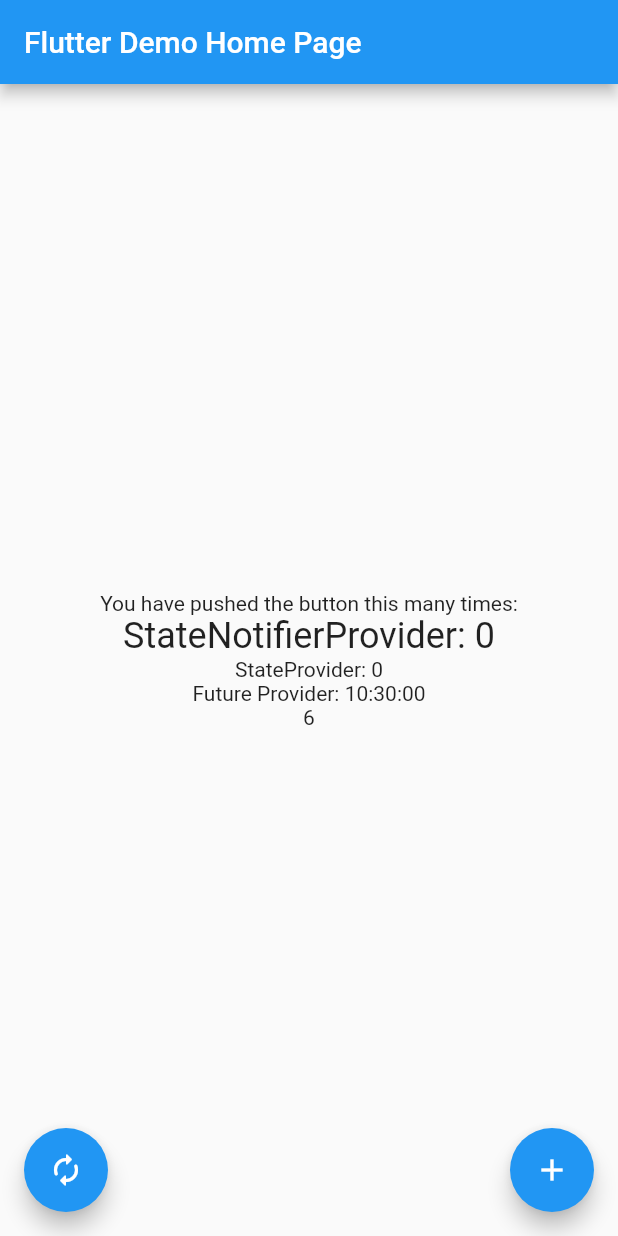
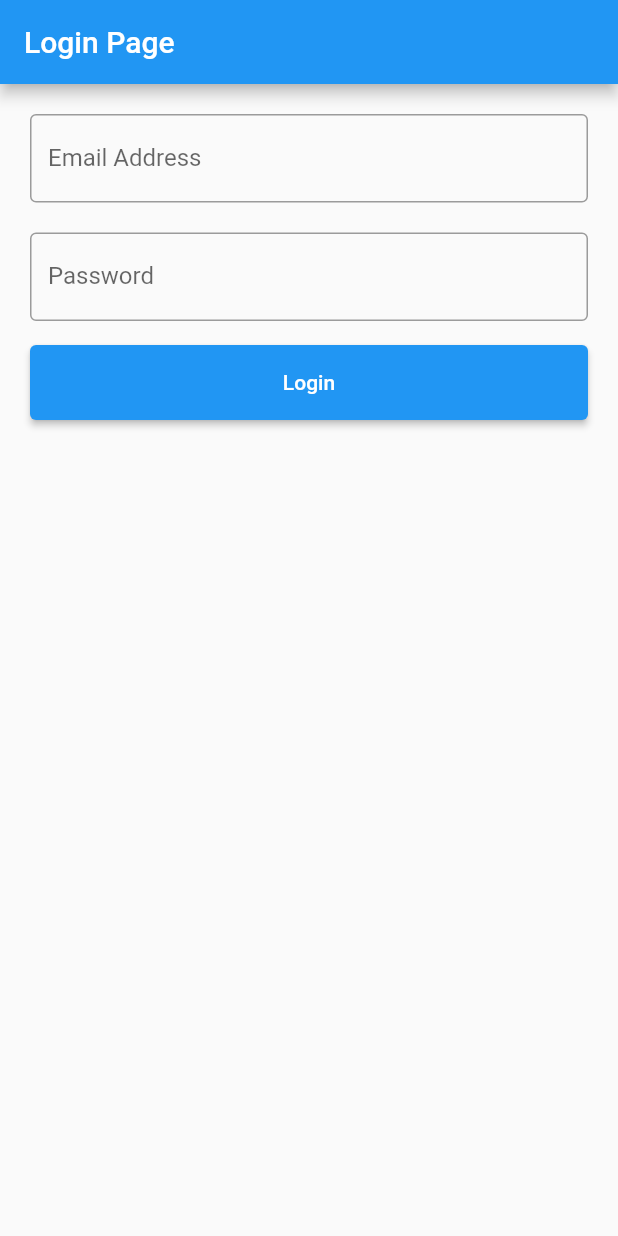
Before and after one commit to FTHaiLT/RiverpodExample, a Flutter app: the screen it shows after launch, on a phone screen of 412 x 824 dp. Run offline on Flutter 3.47's test engine with Material 2 defaults, Android fonts, the phone set to English and light mode, and no system bars; our stand-ins replace flutter_riverpod, go_router.

Commit message:
add demo login

```diff
--- /dev/null
+++ b/lib/auth_provider.dart
@@ -0,0 +1,8 @@
+import 'package:demo_riverpod/auth_viewmodel.dart';
+import 'package:demo_riverpod/login_state.dart';
+import 'package:flutter_riverpod/flutter_riverpod.dart';
+
+final loginViewModelProvider =
+    StateNotifierProvider<LoginViewModel, LoginState>((ref) {
+  return LoginViewModel(ref);
+});
--- /dev/null
+++ b/lib/auth_repo.dart
@@ -0,0 +1,16 @@
+import 'package:demo_riverpod/auth_service.dart';
+import 'package:flutter_riverpod/flutter_riverpod.dart';
+
+class AuthRepository {
+  final AuthService _authService;
+
+  AuthRepository(this._authService);
+
+  Future<String> login(String email, String password) async {
+    return _authService.login(email, password);
+  }
+}
+
+final authRepositoryProvider = Provider<AuthRepository>((ref) {
+  return AuthRepository(ref.read(authServiceProvider));
+});
--- /dev/null
+++ b/lib/auth_service.dart
@@ -0,0 +1,15 @@
+import 'package:flutter_riverpod/flutter_riverpod.dart';
+
+class AuthService {
+  Future<String> login(String email, String password) async {
+    return Future.delayed(const Duration(milliseconds: 3000)).then((value) {
+      if (email.isNotEmpty && password.isNotEmpty) {
+        return 'authToken';
+      } else {
+        throw Exception('Error');
+      }
+    });
+  }
+}
+
+final authServiceProvider = Provider<AuthService>((ref) => AuthService());
--- a/lib/home_page.dart
+++ b/lib/home_page.dart
@@ -91,6 +91,7 @@ class MyHomePage extends ConsumerWidget {
           Align(
             alignment: Alignment.bottomRight,
             child: FloatingActionButton(
+              heroTag: 1,
               onPressed: () => counter.increment(),
               tooltip: 'Increment',
               child: const Icon(Icons.add),
@@ -101,6 +102,7 @@ class MyHomePage extends ConsumerWidget {
             child: Container(
               margin: const EdgeInsets.only(left: 32),
               child: FloatingActionButton(
+                heroTag: 2,
                 onPressed: () => _resetCounter(ref),
                 tooltip: 'Reset',
                 child: const Icon(Icons.autorenew_rounded),
--- /dev/null
+++ b/lib/login_page.dart
@@ -0,0 +1,113 @@
+import 'package:demo_riverpod/auth_provider.dart';
+import 'package:demo_riverpod/home_page.dart';
+import 'package:demo_riverpod/login_state.dart';
+import 'package:flutter/material.dart';
+import 'package:flutter_riverpod/flutter_riverpod.dart';
+
+class LoginPage extends ConsumerStatefulWidget {
+  const LoginPage({Key? key}) : super(key: key);
+
+  @override
+  ConsumerState<LoginPage> createState() => _LoginScreenState();
+}
+
+class _LoginScreenState extends ConsumerState<LoginPage> {
+  TextEditingController emailController = TextEditingController();
+  TextEditingController passwordController = TextEditingController();
+
+  @override
+  Widget build(BuildContext context) {
+    ref.listen(loginViewModelProvider, (previous, next) {
+      print('object $next');
+      if (next is LoginStateLoading) {
+        // show loading
+        showDialog(
+          context: context,
+          builder: (context) {
+            return const AlertDialog(
+              content: Text('Loading...'),
+            );
+          },
+        );
+      } else {
+        Navigator.of(context).pop();
+      }
+
+      if (next is LoginStateSuccess) {
+        Navigator.of(context).pushAndRemoveUntil(
+          MaterialPageRoute(
+            builder: (context) => const MyHomePage(title: 'Home page'),
+          ),
+          (route) => false,
+        );
+      }
+      // else if (next is LoginStateError) {
+        // showDialog(
+        //   context: context,
+        //   builder: (context) {
+        //     return AlertDialog(
+        //       content: Text(next.error),
+        //     );
+        //   },
+        // );
+      // }
+    });
+
+    final state = ref.watch(loginViewModelProvider);
+
+    return Scaffold(
+      appBar: AppBar(
+        title: const Text('Login Page'),
+      ),
+      body: Padding(
+          padding: const EdgeInsets.all(10),
+          child: ListView(
+            children: [
+              Container(
+                padding: const EdgeInsets.all(10),
+                child: TextField(
+                  controller: emailController,
+                  decoration: const InputDecoration(
+                    border: OutlineInputBorder(),
+                    labelText: 'Email Address',
+                  ),
+                ),
+              ),
+              Container(
+                padding: const EdgeInsets.fromLTRB(10, 10, 10, 0),
+                child: TextField(
+                  obscureText: true,
+                  controller: passwordController,
+                  decoration: const InputDecoration(
+                    border: OutlineInputBorder(),
+                    labelText: 'Password',
+                  ),
+                ),
+              ),
+              Padding(
+                padding:
+                    const EdgeInsets.symmetric(horizontal: 10, vertical: 8.0),
+                child: Visibility(
+                  visible: state is LoginStateError,
+                  child: Text(
+                    state is LoginStateError ? state.error : "",
+                    style: const TextStyle(color: Colors.red),
+                  ),
+                ),
+              ),
+              Container(
+                  height: 50,
+                  padding: const EdgeInsets.fromLTRB(10, 0, 10, 0),
+                  child: ElevatedButton(
+                    child: const Text('Login'),
+                    onPressed: () {
+                      ref
+                          .read(loginViewModelProvider.notifier)
+                          .login(emailController.text, passwordController.text);
+                    },
+                  )),
+            ],
+          )),
+    );
+  }
+}
--- /dev/null
+++ b/lib/login_state.dart
@@ -0,0 +1,21 @@
+class LoginState {
+  const LoginState();
+}
+
+class LoginStateInitial extends LoginState {
+  const LoginStateInitial();
+}
+
+class LoginStateLoading extends LoginState {
+  const LoginStateLoading();
+}
+
+class LoginStateSuccess extends LoginState {
+  const LoginStateSuccess();
+}
+
+class LoginStateError extends LoginState {
+  final String error;
+
+  const LoginStateError(this.error);
+}
--- a/lib/main.dart
+++ b/lib/main.dart
@@ -1,4 +1,6 @@
 import 'package:demo_riverpod/home_page.dart';
+import 'package:demo_riverpod/login_page.dart';
+import 'package:demo_riverpod/router_provider.dart';
 import 'package:flutter/material.dart';
 import 'package:flutter_riverpod/flutter_riverpod.dart';
 
@@ -9,6 +11,20 @@ void main() {
 class MyApp extends StatelessWidget {
   const MyApp({super.key});
 
+  // @override
+  // Widget build(BuildContext context, WidgetRef ref) {
+  //   final router = ref.watch(routerProvider);
+  //   return MaterialApp.router(
+  //     title: 'Flutter Demo',
+  //     theme: ThemeData(
+  //       primarySwatch: Colors.blue,
+  //     ),
+  //     // routeInformationParser: router.routeInformationParser,
+  //     // routerDelegate: router.routerDelegate,
+  //     routerConfig: router,
+  //   );
+  // }
+
   @override
   Widget build(BuildContext context) {
     return MaterialApp(
@@ -16,7 +32,7 @@ class MyApp extends StatelessWidget {
       theme: ThemeData(
         primarySwatch: Colors.blue,
       ),
-      home: const MyHomePage(title: 'Flutter Demo Home Page'),
+      home: const LoginPage(),
     );
   }
 }
--- a/pubspec.yaml
+++ b/pubspec.yaml
@@ -36,6 +36,7 @@ dependencies:
   # Use with the CupertinoIcons class for iOS style icons.
   cupertino_icons: ^1.0.2
   flutter_riverpod: ^2.3.6
+  go_router: ^8.1.0
 
   #date_time_format
   intl: ^0.18.1
```
Also changed, not shown: lib/auth_viewmodel.dart (added, +20 -0 lines), lib/router_provider.dart (added, +75 -0 lines), pubspec.lock.
